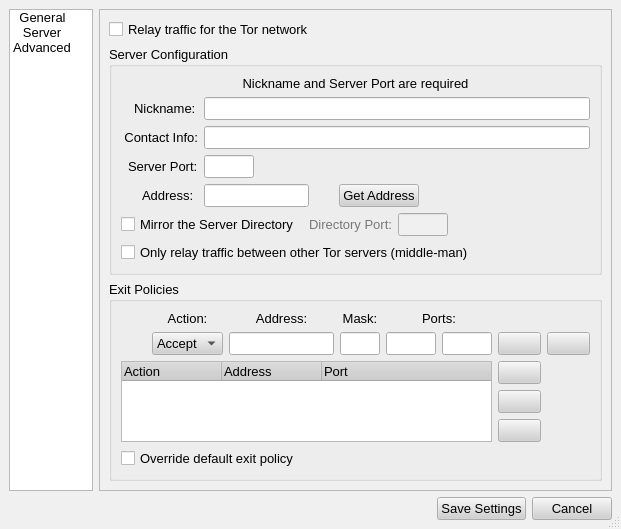
Old version of the form src/gui/config/configdialog.ui in the repository a-ilin/vidalia.
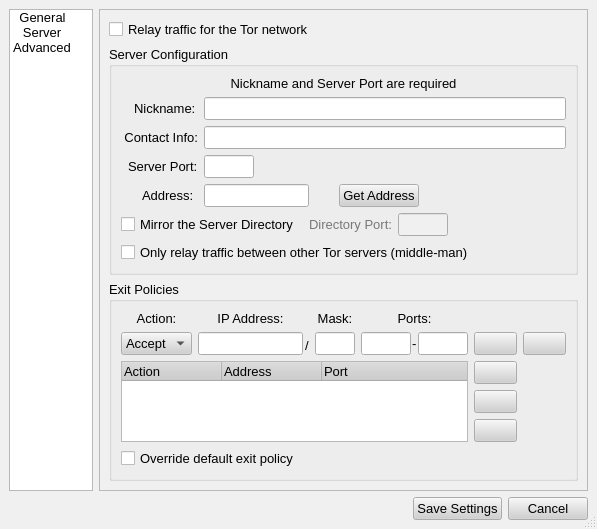
New version of the form. The open tabs and pages were chosen to show the change. Icons and pictures are not drawn.

Commit message:
Make some of the exit policy buttons work.
svn:r499

Diff of the .ui file:
```diff
--- a/src/gui/config/configdialog.ui
+++ b/src/gui/config/configdialog.ui
@@ -8,8 +8,8 @@
    <rect>
     <x>0</x>
     <y>0</y>
-    <width>621</width>
-    <height>346</height>
+    <width>522</width>
+    <height>302</height>
    </rect>
   </property>
   <property name="palette" >
@@ -1209,195 +1209,6 @@
                <property name="spacing" >
                 <number>6</number>
                </property>
-               <item rowspan="2" row="0" column="1" >
-                <layout class="QVBoxLayout" >
-                 <property name="margin" >
-                  <number>0</number>
-                 </property>
-                 <property name="spacing" >
-                  <number>6</number>
-                 </property>
-                 <item>
-                  <widget class="QLabel" name="label" >
-                   <property name="enabled" >
-                    <bool>false</bool>
-                   </property>
-                   <property name="contextMenuPolicy" >
-                    <enum>Qt::NoContextMenu</enum>
-                   </property>
-                   <property name="text" >
-                    <string/>
-                   </property>
-                  </widget>
-                 </item>
-                 <item>
-                  <layout class="QHBoxLayout" >
-                   <property name="margin" >
-                    <number>0</number>
-                   </property>
-                   <property name="spacing" >
-                    <number>6</number>
-                   </property>
-                   <item>
-                    <layout class="QVBoxLayout" >
-                     <property name="margin" >
-                      <number>0</number>
-                     </property>
-                     <property name="spacing" >
-                      <number>6</number>
-                     </property>
-                     <item>
-                      <widget class="QPushButton" name="btnAddPolicy" >
-                       <property name="contextMenuPolicy" >
-                        <enum>Qt::NoContextMenu</enum>
-                       </property>
-                       <property name="toolTip" >
-                        <string>Add the new exit policy</string>
-                       </property>
-                       <property name="text" >
-                        <string/>
-                       </property>
-                       <property name="icon" >
-                        <iconset resource="..\res\vidalia.qrc" >:/images/22x22/list-add.png</iconset>
-                       </property>
-                       <property name="iconSize" >
-                        <size>
-                         <width>22</width>
-                         <height>22</height>
-                        </size>
-                       </property>
-                      </widget>
-                     </item>
-                     <item>
-                      <widget class="QPushButton" name="btnMoveUp" >
-                       <property name="contextMenuPolicy" >
-                        <enum>Qt::NoContextMenu</enum>
-                       </property>
-                       <property name="toolTip" >
-                        <string>Increase the priority of the selected exit policy</string>
-                       </property>
-                       <property name="text" >
-                        <string/>
-                       </property>
-                       <property name="icon" >
-                        <iconset resource="..\res\vidalia.qrc" >:/images/22x22/go-up.png</iconset>
-                       </property>
-                       <property name="iconSize" >
-                        <size>
-                         <width>22</width>
-                         <height>22</height>
-                        </size>
-                       </property>
-                      </widget>
-                     </item>
-                     <item>
-                      <widget class="QPushButton" name="btnMoveDown" >
-                       <property name="contextMenuPolicy" >
-                        <enum>Qt::NoContextMenu</enum>
-                       </property>
-                       <property name="toolTip" >
-                        <string>Decrease the priority of the selected exit policy</string>
-                       </property>
-                       <property name="text" >
-                        <string/>
-                       </property>
-                       <property name="icon" >
-                        <iconset resource="..\res\vidalia.qrc" >:/images/22x22/go-down.png</iconset>
-                       </property>
-                       <property name="iconSize" >
-                        <size>
-                         <width>22</width>
-                         <height>22</height>
-                        </size>
-                       </property>
-                      </widget>
-                     </item>
-                     <item>
-                      <widget class="QPushButton" name="btnRemove" >
-                       <property name="contextMenuPolicy" >
-                        <enum>Qt::NoContextMenu</enum>
-                       </property>
-                       <property name="toolTip" >
-                        <string>Remove the selected exit policy</string>
-                       </property>
-                       <property name="text" >
-                        <string/>
-                       </property>
-                       <property name="icon" >
-                        <iconset resource="..\res\vidalia.qrc" >:/images/22x22/list-remove.png</iconset>
-                       </property>
-                       <property name="iconSize" >
-                        <size>
-                         <width>22</width>
-                         <height>22</height>
-                        </size>
-                       </property>
-                      </widget>
-                     </item>
-                     <item>
-                      <spacer>
-                       <property name="orientation" >
-                        <enum>Qt::Vertical</enum>
-                       </property>
-                       <property name="sizeHint" >
-                        <size>
-                         <width>20</width>
-                         <height>20</height>
-                        </size>
-                       </property>
-                      </spacer>
-                     </item>
-                    </layout>
-                   </item>
-                   <item>
-                    <layout class="QVBoxLayout" >
-                     <property name="margin" >
-                      <number>0</number>
-                     </property>
-                     <property name="spacing" >
-                      <number>6</number>
-                     </property>
-                     <item>
-                      <widget class="QPushButton" name="btnExitHelp" >
-                       <property name="contextMenuPolicy" >
-                        <enum>Qt::NoContextMenu</enum>
-                       </property>
-                       <property name="toolTip" >
-                        <string>Show help topic on exit policies</string>
-                       </property>
-                       <property name="text" >
-                        <string/>
-                       </property>
-                       <property name="icon" >
-                        <iconset resource="..\res\vidalia.qrc" >:/images/22x22/help-browser.png</iconset>
-                       </property>
-                       <property name="iconSize" >
-                        <size>
-                         <width>22</width>
-                         <height>22</height>
-                        </size>
-                       </property>
-                      </widget>
-                     </item>
-                     <item>
-                      <spacer>
-                       <property name="orientation" >
-                        <enum>Qt::Vertical</enum>
-                       </property>
-                       <property name="sizeHint" >
-                        <size>
-                         <width>20</width>
-                         <height>40</height>
-                        </size>
-                       </property>
-                      </spacer>
-                     </item>
-                    </layout>
-                   </item>
-                  </layout>
-                 </item>
-                </layout>
-               </item>
                <item row="0" column="0" >
                 <layout class="QHBoxLayout" >
                  <property name="margin" >
@@ -1441,7 +1252,7 @@
                     </widget>
                    </item>
                    <item>
-                    <widget class="QComboBox" name="cmboAction" >
+                    <widget class="QComboBox" name="cmboExitAction" >
                      <property name="sizePolicy" >
                       <sizepolicy>
                        <hsizetype>0</hsizetype>
@@ -1474,6 +1285,14 @@
                   </layout>
                  </item>
                  <item>
+                  <layout class="QHBoxLayout" >
+                   <property name="margin" >
+                    <number>0</number>
+                   </property>
+                   <property name="spacing" >
+                    <number>2</number>
+                   </property>
+                   <item>
                   <layout class="QVBoxLayout" >
                    <property name="margin" >
                     <number>0</number>
@@ -1487,7 +1306,7 @@
                       <enum>Qt::NoContextMenu</enum>
                      </property>
                      <property name="text" >
-                      <string>Address:</string>
+                        <string>IP Address:</string>
                      </property>
                      <property name="alignment" >
                       <set>Qt::AlignCenter</set>
@@ -1547,6 +1366,39 @@
                    </item>
                   </layout>
                  </item>
+                   <item>
+                    <layout class="QVBoxLayout" >
+                     <property name="margin" >
+                      <number>0</number>
+                     </property>
+                     <property name="spacing" >
+                      <number>6</number>
+                     </property>
+                     <item>
+                      <widget class="QLabel" name="label_8" >
+                       <property name="enabled" >
+                        <bool>false</bool>
+                       </property>
+                       <property name="contextMenuPolicy" >
+                        <enum>Qt::NoContextMenu</enum>
+                       </property>
+                       <property name="text" >
+                        <string/>
+                       </property>
+                      </widget>
+                     </item>
+                     <item>
+                      <widget class="QLabel" name="label_2" >
+                       <property name="contextMenuPolicy" >
+                        <enum>Qt::NoContextMenu</enum>
+                       </property>
+                       <property name="text" >
+                        <string>/</string>
+                       </property>
+                      </widget>
+                     </item>
+                    </layout>
+                   </item>
                  <item>
                   <layout class="QVBoxLayout" >
                    <property name="margin" >
@@ -1609,6 +1461,8 @@
                    </item>
                   </layout>
                  </item>
+                  </layout>
+                 </item>
                  <item>
                   <layout class="QVBoxLayout" >
                    <property name="margin" >
@@ -1636,7 +1490,7 @@
                       <number>0</number>
                      </property>
                      <property name="spacing" >
-                      <number>6</number>
+                      <number>1</number>
                      </property>
                      <item>
                       <widget class="QLineEdit" name="lineExitFromPort" >
@@ -1671,6 +1525,16 @@
                        </property>
                       </widget>
                      </item>
+                     <item>
+                      <widget class="QLabel" name="label_11" >
+                       <property name="contextMenuPolicy" >
+                        <enum>Qt::NoContextMenu</enum>
+                       </property>
+                       <property name="text" >
+                        <string>-</string>
+                       </property>
+                      </widget>
+                     </item>
                      <item>
                       <widget class="QLineEdit" name="lineExitToPort" >
                        <property name="sizePolicy" >
@@ -1707,6 +1571,16 @@
                  </item>
                 </layout>
                </item>
+               <item row="2" column="0" >
+                <widget class="QCheckBox" name="checkBox" >
+                 <property name="toolTip" >
+                  <string>If enabled, appends 'reject *.*' to the end of the policy</string>
+                 </property>
+                 <property name="text" >
+                  <string>Override default exit policy</string>
+                 </property>
+                </widget>
+               </item>
                <item row="1" column="0" >
                 <widget class="QTreeWidget" name="lstExitPolicies" >
                  <property name="sizePolicy" >
@@ -1736,13 +1610,13 @@
                   <set>QAbstractItemView::NoEditTriggers</set>
                  </property>
                  <property name="showDropIndicator" stdset="0" >
-                  <bool>true</bool>
+                  <bool>false</bool>
                  </property>
                  <property name="alternatingRowColors" >
                   <bool>true</bool>
                  </property>
                  <property name="selectionMode" >
-                  <enum>QAbstractItemView::NoSelection</enum>
+                  <enum>QAbstractItemView::SingleSelection</enum>
                  </property>
                  <property name="uniformRowHeights" >
                   <bool>true</bool>
@@ -1764,15 +1638,194 @@
                  </column>
                 </widget>
                </item>
-               <item row="2" column="0" >
-                <widget class="QCheckBox" name="checkBox" >
+               <item rowspan="2" row="0" column="1" >
+                <layout class="QVBoxLayout" >
+                 <property name="margin" >
+                  <number>0</number>
+                 </property>
+                 <property name="spacing" >
+                  <number>6</number>
+                 </property>
+                 <item>
+                  <widget class="QLabel" name="label" >
+                   <property name="enabled" >
+                    <bool>false</bool>
+                   </property>
+                   <property name="contextMenuPolicy" >
+                    <enum>Qt::NoContextMenu</enum>
+                   </property>
+                   <property name="text" >
+                    <string/>
+                   </property>
+                  </widget>
+                 </item>
+                 <item>
+                  <layout class="QHBoxLayout" >
+                   <property name="margin" >
+                    <number>0</number>
+                   </property>
+                   <property name="spacing" >
+                    <number>6</number>
+                   </property>
+                   <item>
+                    <layout class="QVBoxLayout" >
+                     <property name="margin" >
+                      <number>0</number>
+                     </property>
+                     <property name="spacing" >
+                      <number>6</number>
+                     </property>
+                     <item>
+                      <widget class="QPushButton" name="btnAddPolicy" >
+                       <property name="contextMenuPolicy" >
+                        <enum>Qt::NoContextMenu</enum>
+                       </property>
                  <property name="toolTip" >
-                  <string>If enabled, appends 'reject *.*' to the end of the policy</string>
+                        <string>Add the new exit policy</string>
                  </property>
                  <property name="text" >
-                  <string>Override default exit policy</string>
-                 </property>
-                </widget>
+                        <string/>
+                       </property>
+                       <property name="icon" >
+                        <iconset resource="..\res\vidalia.qrc" >:/images/22x22/list-add.png</iconset>
+                       </property>
+                       <property name="iconSize" >
+                        <size>
+                         <width>22</width>
+                         <height>22</height>
+                        </size>
+                       </property>
+                      </widget>
+                     </item>
+                     <item>
+                      <widget class="QPushButton" name="btnRaisePriority" >
+                       <property name="contextMenuPolicy" >
+                        <enum>Qt::NoContextMenu</enum>
+                       </property>
+                       <property name="toolTip" >
+                        <string>Increase the priority of the selected exit policy</string>
+                       </property>
+                       <property name="text" >
+                        <string/>
+                       </property>
+                       <property name="icon" >
+                        <iconset resource="..\res\vidalia.qrc" >:/images/22x22/go-up.png</iconset>
+                       </property>
+                       <property name="iconSize" >
+                        <size>
+                         <width>22</width>
+                         <height>22</height>
+                        </size>
+                       </property>
+                      </widget>
+                     </item>
+                     <item>
+                      <widget class="QPushButton" name="btnLowerPriority" >
+                       <property name="contextMenuPolicy" >
+                        <enum>Qt::NoContextMenu</enum>
+                       </property>
+                       <property name="toolTip" >
+                        <string>Decrease the priority of the selected exit policy</string>
+                       </property>
+                       <property name="text" >
+                        <string/>
+                       </property>
+                       <property name="icon" >
+                        <iconset resource="..\res\vidalia.qrc" >:/images/22x22/go-down.png</iconset>
+                       </property>
+                       <property name="iconSize" >
+                        <size>
+                         <width>22</width>
+                         <height>22</height>
+                        </size>
+                       </property>
+                      </widget>
+                     </item>
+                     <item>
+                      <widget class="QPushButton" name="btnRemovePolicy" >
+                       <property name="contextMenuPolicy" >
+                        <enum>Qt::NoContextMenu</enum>
+                       </property>
+                       <property name="toolTip" >
+                        <string>Remove the selected exit policy</string>
+                       </property>
+                       <property name="text" >
+                        <string/>
+                       </property>
+                       <property name="icon" >
+                        <iconset resource="..\res\vidalia.qrc" >:/images/22x22/list-remove.png</iconset>
+                       </property>
+                       <property name="iconSize" >
+                        <size>
+                         <width>22</width>
+                         <height>22</height>
+                        </size>
+                       </property>
+                      </widget>
+                     </item>
+                     <item>
+                      <spacer>
+                       <property name="orientation" >
+                        <enum>Qt::Vertical</enum>
+                       </property>
+                       <property name="sizeHint" >
+                        <size>
+                         <width>20</width>
+                         <height>20</height>
+                        </size>
+                       </property>
+                      </spacer>
+                     </item>
+                    </layout>
+                   </item>
+                   <item>
+                    <layout class="QVBoxLayout" >
+                     <property name="margin" >
+                      <number>0</number>
+                     </property>
+                     <property name="spacing" >
+                      <number>6</number>
+                     </property>
+                     <item>
+                      <widget class="QPushButton" name="btnExitHelp" >
+                       <property name="contextMenuPolicy" >
+                        <enum>Qt::NoContextMenu</enum>
+                       </property>
+                       <property name="toolTip" >
+                        <string>Show help topic on exit policies</string>
+                       </property>
+                       <property name="text" >
+                        <string/>
+                       </property>
+                       <property name="icon" >
+                        <iconset resource="..\res\vidalia.qrc" >:/images/22x22/help-browser.png</iconset>
+                       </property>
+                       <property name="iconSize" >
+                        <size>
+                         <width>22</width>
+                         <height>22</height>
+                        </size>
+                       </property>
+                      </widget>
+                     </item>
+                     <item>
+                      <spacer>
+                       <property name="orientation" >
+                        <enum>Qt::Vertical</enum>
+                       </property>
+                       <property name="sizeHint" >
+                        <size>
+                         <width>20</width>
+                         <height>40</height>
+                        </size>
+                       </property>
+                      </spacer>
+                     </item>
+                    </layout>
+                   </item>
+                  </layout>
+                 </item>
+                </layout>
                </item>
               </layout>
              </widget>
```
Left out of the diff: 8 changed lines with no effect on the pictures. Lines whose indentation alone changed are shown as unchanged. The commit also changes 2 other files.
